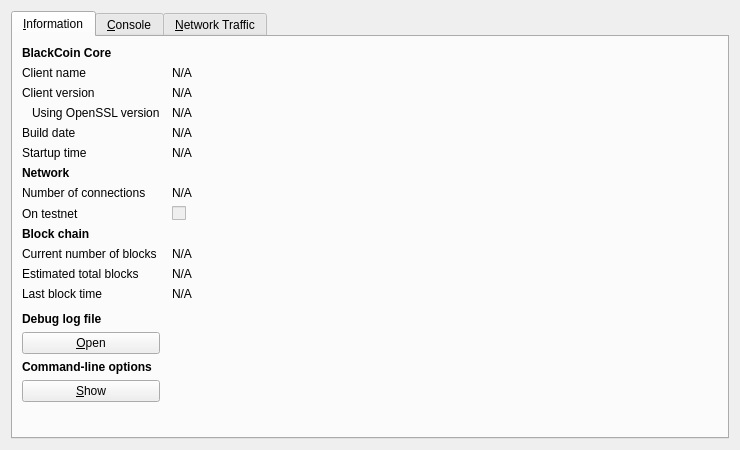
Old version of the form src/qt/forms/rpcconsole.ui in the repository bogatyrov/valorbit.
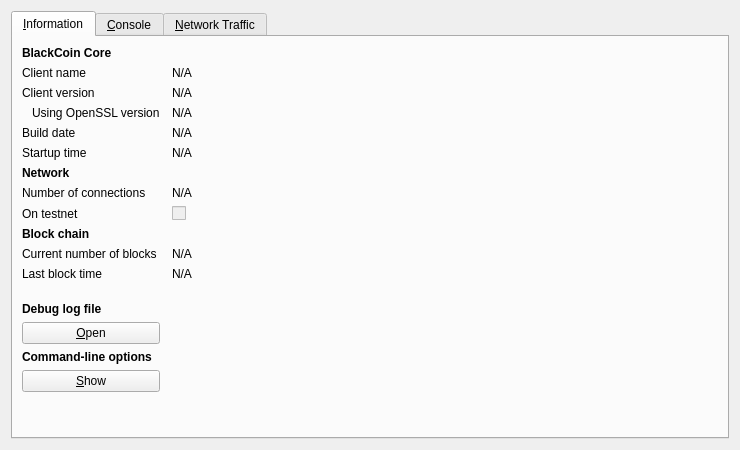
New version of the form. Icons and pictures are not drawn. Custom widgets are drawn as their Qt base class.

Commit message: Remove NumBlocksOfPeers

Diff of the .ui file:
```diff
--- a/src/qt/forms/rpcconsole.ui
+++ b/src/qt/forms/rpcconsole.ui
@@ -248,36 +248,13 @@
         </widget>
        </item>
        <item row="11" column="0">
-        <widget class="QLabel" name="label_4">
-         <property name="text">
-          <string>Estimated total blocks</string>
-         </property>
-        </widget>
-       </item>
-       <item row="11" column="1">
-        <widget class="QLabel" name="totalBlocks">
-         <property name="cursor">
-          <cursorShape>IBeamCursor</cursorShape>
-         </property>
-         <property name="text">
-          <string>N/A</string>
-         </property>
-         <property name="textFormat">
-          <enum>Qt::PlainText</enum>
-         </property>
-         <property name="textInteractionFlags">
-          <set>Qt::LinksAccessibleByMouse|Qt::TextSelectableByKeyboard|Qt::TextSelectableByMouse</set>
-         </property>
-        </widget>
-       </item>
-       <item row="12" column="0">
         <widget class="QLabel" name="label_2">
          <property name="text">
           <string>Last block time</string>
          </property>
         </widget>
        </item>
-       <item row="12" column="1">
+       <item row="11" column="1">
         <widget class="QLabel" name="lastBlockTime">
          <property name="cursor">
           <cursorShape>IBeamCursor</cursorShape>
@@ -293,7 +270,7 @@
          </property>
         </widget>
        </item>
-       <item row="13" column="0">
+       <item row="12" column="0">
         <spacer name="verticalSpacer_2">
          <property name="orientation">
           <enum>Qt::Vertical</enum>
@@ -306,7 +283,7 @@
          </property>
         </spacer>
        </item>
-       <item row="14" column="0">
+       <item row="13" column="0">
         <widget class="QLabel" name="labelDebugLogfile">
          <property name="font">
           <font>
@@ -319,7 +296,7 @@
          </property>
         </widget>
        </item>
-       <item row="15" column="0">
+       <item row="14" column="0">
         <widget class="QPushButton" name="openDebugLogfileButton">
          <property name="toolTip">
           <string>Open the BlackCoin debug log file from the current data directory. This can take a few seconds for large log files.</string>
@@ -332,7 +309,7 @@
          </property>
         </widget>
        </item>
-       <item row="16" column="0">
+       <item row="15" column="0">
         <widget class="QLabel" name="labelCLOptions">
          <property name="font">
           <font>
@@ -345,7 +322,7 @@
          </property>
         </widget>
        </item>
-       <item row="17" column="0">
+       <item row="16" column="0">
         <widget class="QPushButton" name="showCLOptionsButton">
          <property name="toolTip">
           <string>Show the BlackCoin-Qt help message to get a list with possible BlackCoin command-line options.</string>
@@ -358,7 +335,7 @@
          </property>
         </widget>
        </item>
-       <item row="18" column="0">
+       <item row="17" column="0">
         <spacer name="verticalSpacer">
          <property name="orientation">
           <enum>Qt::Vertical</enum>
```
The commit also changes 9 other files.
